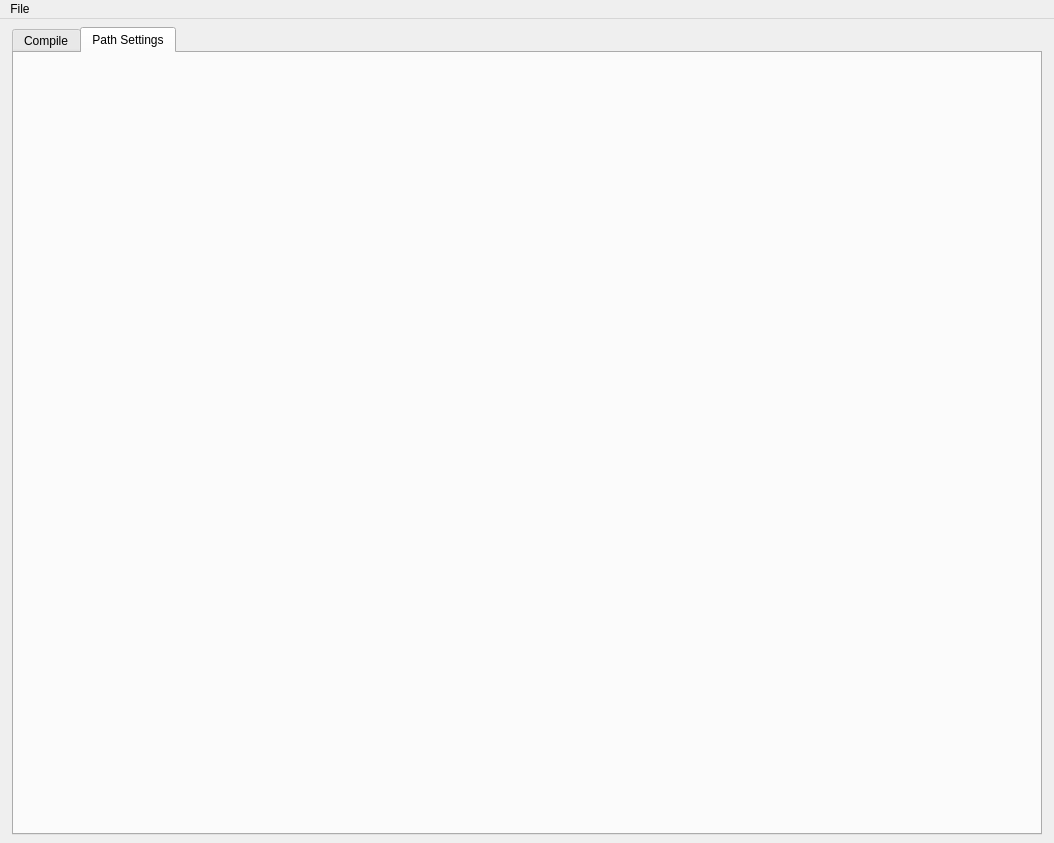
Above: ui/s2ec.ui from KETALx/s2_externalcoompiler before the change. Below: the same form after it.
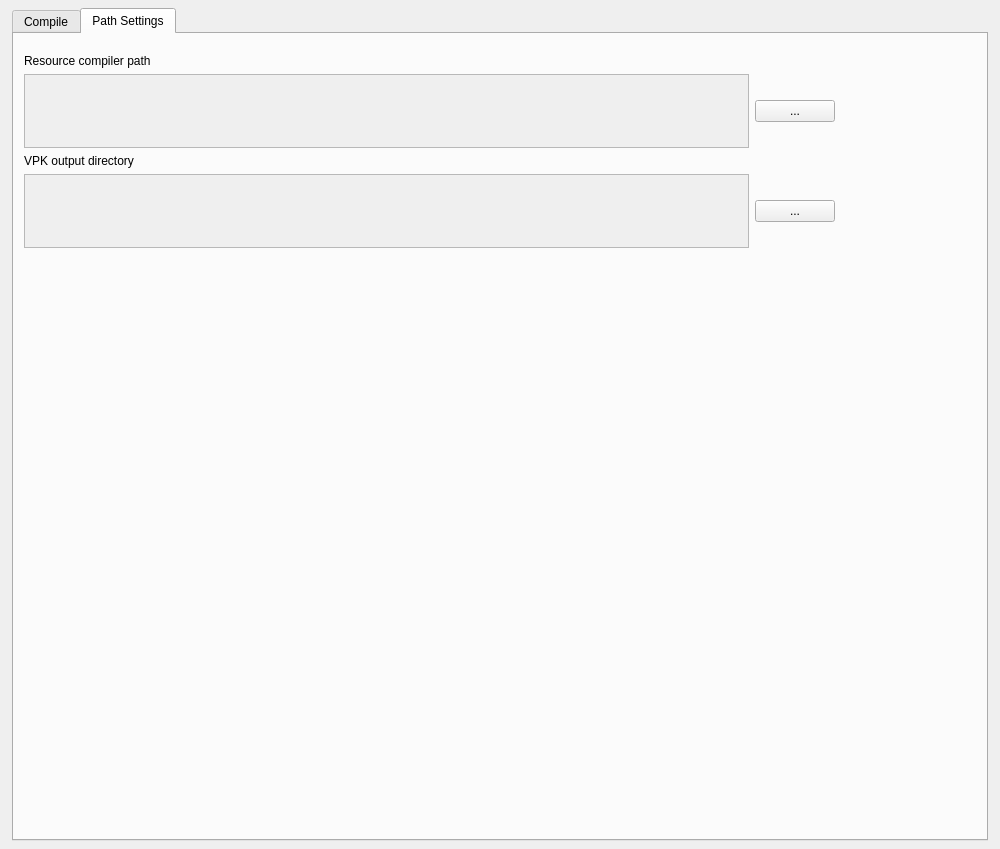
That is the form after the change. The open tabs and pages were chosen to show the change. Icons and pictures are not drawn.

Commit message: paths and threads

```diff
--- a/ui/s2ec.ui
+++ b/ui/s2ec.ui
@@ -6,8 +6,8 @@
    <rect>
     <x>0</x>
     <y>0</y>
-    <width>1054</width>
-    <height>843</height>
+    <width>1000</width>
+    <height>849</height>
    </rect>
   </property>
   <property name="sizePolicy">
@@ -26,7 +26,7 @@
    <string>External source 2 compiler</string>
   </property>
   <widget class="QWidget" name="centralwidget">
-   <layout class="QHBoxLayout" name="horizontalLayout_9">
+   <layout class="QGridLayout" name="gridLayout">
     <property name="leftMargin">
      <number>12</number>
     </property>
@@ -39,7 +39,7 @@
     <property name="bottomMargin">
      <number>8</number>
     </property>
-    <item>
+    <item row="0" column="0">
      <widget class="QTabWidget" name="tabWidget">
       <property name="currentIndex">
        <number>0</number>
@@ -530,28 +530,65 @@
        <attribute name="title">
         <string>Path Settings</string>
        </attribute>
+       <widget class="QWidget" name="gridLayoutWidget">
+        <property name="geometry">
+         <rect>
+          <x>10</x>
+          <y>20</y>
+          <width>811</width>
+          <height>194</height>
+         </rect>
+        </property>
+        <layout class="QGridLayout" name="gridLayout_2">
+         <item row="3" column="0">
+          <widget class="QPlainTextEdit" name="VpkOutputText">
+           <property name="enabled">
+            <bool>false</bool>
+           </property>
+          </widget>
+         </item>
+         <item row="0" column="0">
+          <widget class="QLabel" name="label_3">
+           <property name="text">
+            <string>Resource compiler path</string>
+           </property>
+          </widget>
+         </item>
+         <item row="1" column="0">
+          <widget class="QPlainTextEdit" name="ResourceCompilerText">
+           <property name="enabled">
+            <bool>false</bool>
+           </property>
+          </widget>
+         </item>
+         <item row="2" column="0">
+          <widget class="QLabel" name="label_5">
+           <property name="text">
+            <string>VPK output directory</string>
+           </property>
+          </widget>
+         </item>
+         <item row="3" column="1">
+          <widget class="QPushButton" name="buttonLoadVpkOutputPath">
+           <property name="text">
+            <string>...</string>
+           </property>
+          </widget>
+         </item>
+         <item row="1" column="1">
+          <widget class="QPushButton" name="buttonLoadCompilerPath">
+           <property name="text">
+            <string>...</string>
+           </property>
+          </widget>
+         </item>
+        </layout>
+       </widget>
       </widget>
      </widget>
     </item>
    </layout>
   </widget>
-  <widget class="QMenuBar" name="menubar">
-   <property name="geometry">
-    <rect>
-     <x>0</x>
-     <y>0</y>
-     <width>1054</width>
-     <height>22</height>
-    </rect>
-   </property>
-   <widget class="QMenu" name="menuFile">
-    <property name="title">
-     <string>File</string>
-    </property>
-    <addaction name="separator"/>
-   </widget>
-   <addaction name="menuFile"/>
-  </widget>
   <action name="actionLoad_map">
    <property name="icon">
     <iconset>
```
Left out of the diff: 27 changed lines with no effect on the pictures. The commit also changes 3 other files.
